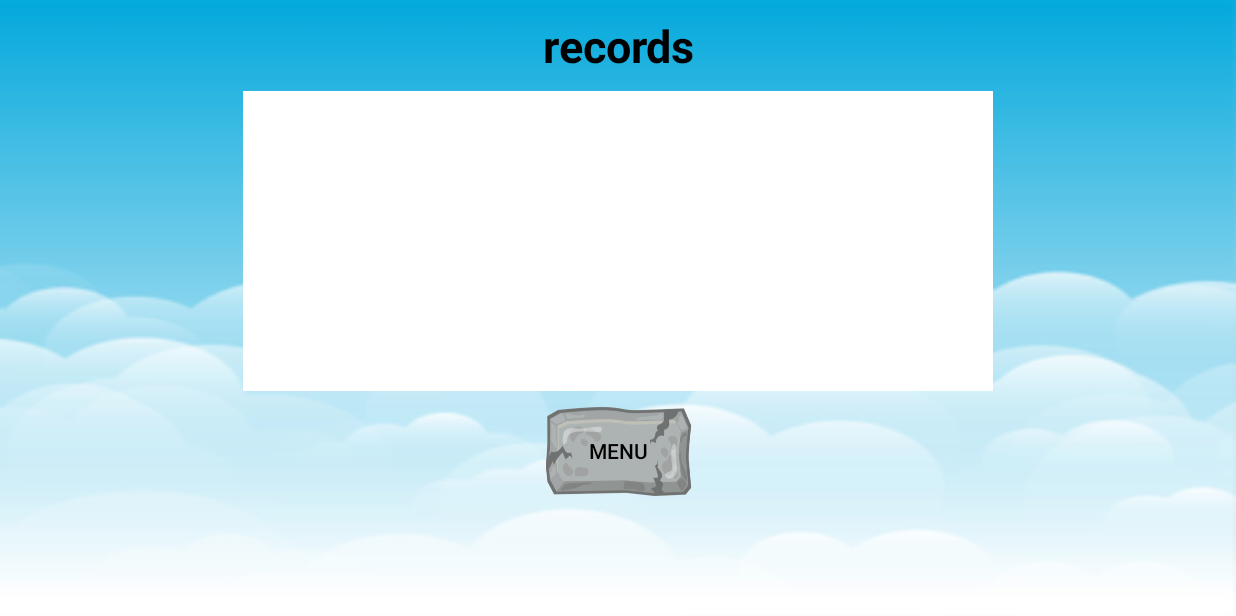
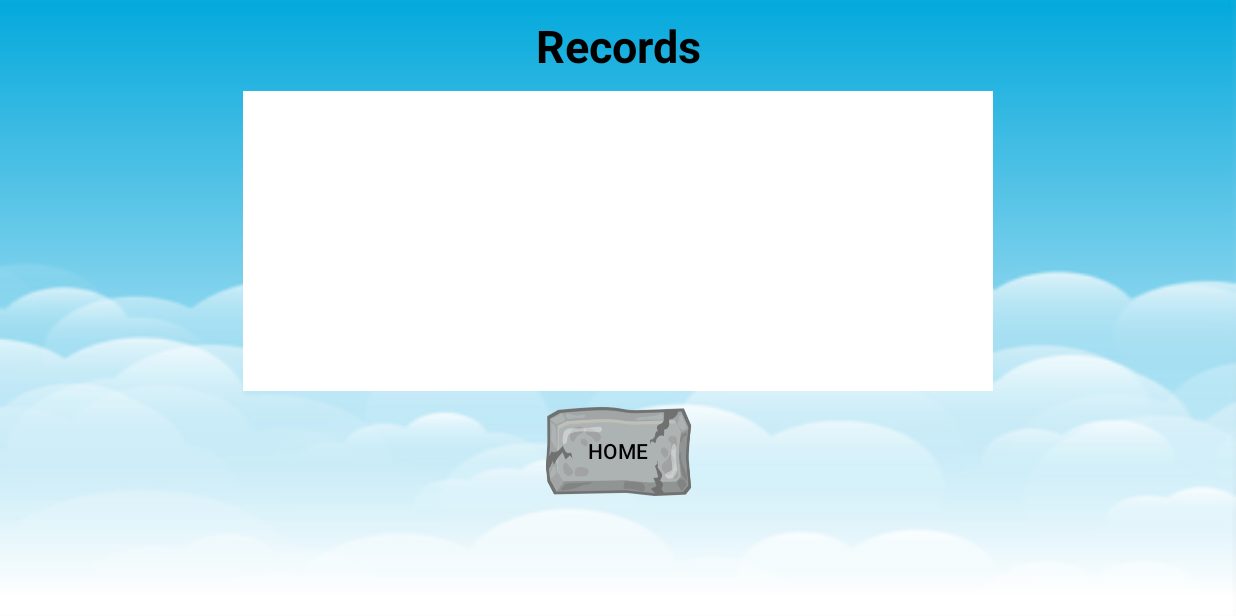
Before and after one commit to dvirharazi/ClearTheCovid, an Android app: the RecordActivity screen opened directly, with no data from a screen before it, on a phone screen of 824 x 412 dp (held sideways). Run offline under Robolectric (Android 15) with nearby library versions, the phone set to English and light mode, and no system bars.

Commit message:
Record fix

```diff
--- a/app/src/main/res/layout-land/activity_record.xml
+++ b/app/src/main/res/layout-land/activity_record.xml
@@ -11,7 +11,7 @@
     <TextView
         android:layout_width="match_parent"
         android:layout_height="wrap_content"
-        android:text="records"
+        android:text="@string/records"
         android:textAlignment="center"
         android:gravity="center"
         android:textStyle="bold"
@@ -38,7 +38,7 @@
     <androidx.appcompat.widget.AppCompatButton
         android:layout_width="100dp"
         android:layout_height="60dp"
-        android:text="menu"
+        android:text="@string/home"
         android:layout_margin="10dp"
         android:padding="10dp"
         android:textAlignment="center"
--- a/app/src/main/res/values/strings.xml
+++ b/app/src/main/res/values/strings.xml
@@ -13,4 +13,5 @@
     <string name="save">Save</string>
     <string name="lives">Lives</string>
     <string name="level">Level</string>
+    <string name="home">Home</string>
 </resources>
```
Also changed, not shown: 1 other file.
